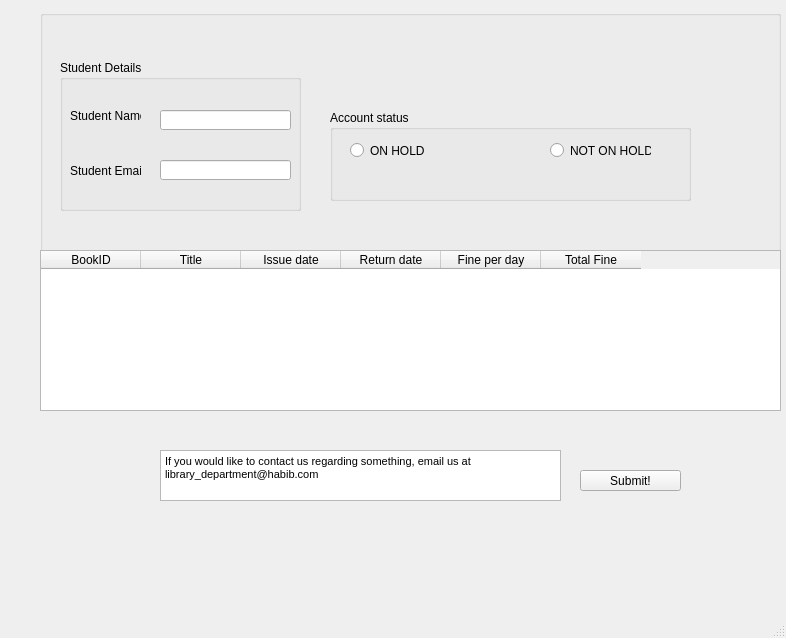
Asim-AAK/LibraryManagementDBMS, file 7.contact_us.ui: the form before one commit.
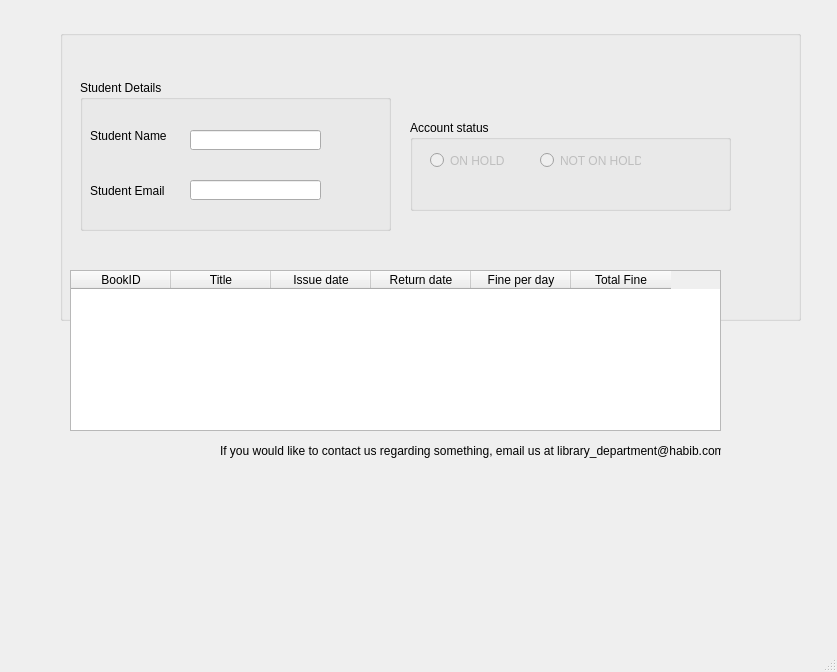
The form after the commit.

Commit message: fixed room_issue and contact_us

```diff
--- a/7.contact_us.ui
+++ b/7.contact_us.ui
@@ -6,8 +6,8 @@
    <rect>
     <x>0</x>
     <y>0</y>
-    <width>786</width>
-    <height>638</height>
+    <width>837</width>
+    <height>672</height>
    </rect>
   </property>
   <property name="windowTitle">
@@ -17,8 +17,8 @@
    <widget class="QGroupBox" name="search_groupBox">
     <property name="geometry">
      <rect>
-      <x>40</x>
-      <y>10</y>
+      <x>60</x>
+      <y>30</y>
       <width>741</width>
       <height>291</height>
      </rect>
@@ -29,9 +29,9 @@
     <widget class="QGroupBox" name="accountstatus_groupBox">
      <property name="geometry">
       <rect>
-       <x>290</x>
-       <y>100</y>
-       <width>361</width>
+       <x>350</x>
+       <y>90</y>
+       <width>321</width>
        <height>91</height>
       </rect>
      </property>
@@ -39,6 +39,9 @@
       <string>Account status</string>
      </property>
      <widget class="QRadioButton" name="onhold_radioButton">
+      <property name="enabled">
+       <bool>false</bool>
+      </property>
       <property name="geometry">
        <rect>
         <x>20</x>
@@ -52,9 +55,12 @@
       </property>
      </widget>
      <widget class="QRadioButton" name="notonhold_radioButton">
+      <property name="enabled">
+       <bool>false</bool>
+      </property>
       <property name="geometry">
        <rect>
-        <x>220</x>
+        <x>130</x>
         <y>30</y>
         <width>101</width>
         <height>21</height>
@@ -70,7 +76,7 @@
       <rect>
        <x>20</x>
        <y>50</y>
-       <width>241</width>
+       <width>311</width>
        <height>151</height>
       </rect>
      </property>
@@ -82,7 +88,7 @@
        <rect>
         <x>10</x>
         <y>40</y>
-        <width>71</width>
+        <width>81</width>
         <height>31</height>
        </rect>
       </property>
@@ -95,7 +101,7 @@
        <rect>
         <x>10</x>
         <y>100</y>
-        <width>71</width>
+        <width>81</width>
         <height>21</height>
        </rect>
       </property>
@@ -104,9 +110,12 @@
       </property>
      </widget>
      <widget class="QLineEdit" name="studentname_lineEdit">
+      <property name="enabled">
+       <bool>true</bool>
+      </property>
       <property name="geometry">
        <rect>
-        <x>100</x>
+        <x>110</x>
         <y>50</y>
         <width>131</width>
         <height>20</height>
@@ -116,7 +125,7 @@
      <widget class="QLineEdit" name="studentemail_lineEdit">
       <property name="geometry">
        <rect>
-        <x>100</x>
+        <x>110</x>
         <y>100</y>
         <width>131</width>
         <height>20</height>
@@ -128,9 +137,9 @@
    <widget class="QTableWidget" name="booksTableWidget">
     <property name="geometry">
      <rect>
-      <x>40</x>
-      <y>250</y>
-      <width>741</width>
+      <x>70</x>
+      <y>270</y>
+      <width>651</width>
       <height>161</height>
      </rect>
     </property>
@@ -165,34 +174,17 @@
      </property>
     </column>
    </widget>
-   <widget class="QPushButton" name="submit_pushButton">
+   <widget class="QLabel" name="studentname_label_2">
     <property name="geometry">
      <rect>
-      <x>580</x>
-      <y>470</y>
-      <width>101</width>
+      <x>220</x>
+      <y>440</y>
+      <width>501</width>
       <height>21</height>
      </rect>
     </property>
     <property name="text">
-     <string>Submit!</string>
-    </property>
-   </widget>
-   <widget class="QTextEdit" name="adminemail_textEdit">
-    <property name="geometry">
-     <rect>
-      <x>160</x>
-      <y>450</y>
-      <width>401</width>
-      <height>51</height>
-     </rect>
-    </property>
-    <property name="html">
-     <string>&lt;!DOCTYPE HTML PUBLIC &quot;-//W3C//DTD HTML 4.0//EN&quot; &quot;http://www.w3.org/TR/REC-html40/strict.dtd&quot;&gt;
-&lt;html&gt;&lt;head&gt;&lt;meta name=&quot;qrichtext&quot; content=&quot;1&quot; /&gt;&lt;style type=&quot;text/css&quot;&gt;
-p, li { white-space: pre-wrap; }
-&lt;/style&gt;&lt;/head&gt;&lt;body style=&quot; font-family:'MS Shell Dlg 2'; font-size:8pt; font-weight:400; font-style:normal;&quot;&gt;
-&lt;p style=&quot; margin-top:0px; margin-bottom:0px; margin-left:0px; margin-right:0px; -qt-block-indent:0; text-indent:0px;&quot;&gt;&lt;span style=&quot; font-size:8.25pt;&quot;&gt;If you would like to contact us regarding something, email us at library_department@habib.com&lt;/span&gt;&lt;/p&gt;&lt;/body&gt;&lt;/html&gt;</string>
+     <string>If you would like to contact us regarding something, email us at library_department@habib.com</string>
     </property>
    </widget>
   </widget>
```
Left out of the diff: 4 changed lines with no effect on the pictures. The commit also changes 1 other file.
